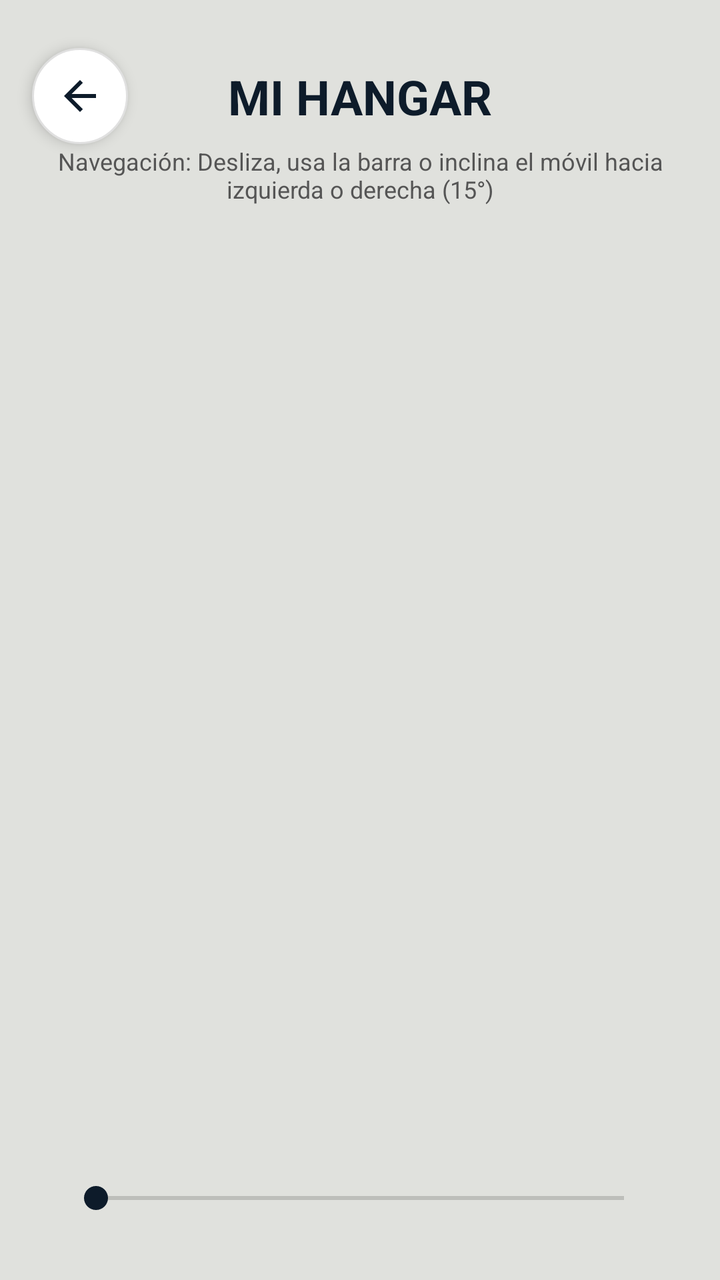
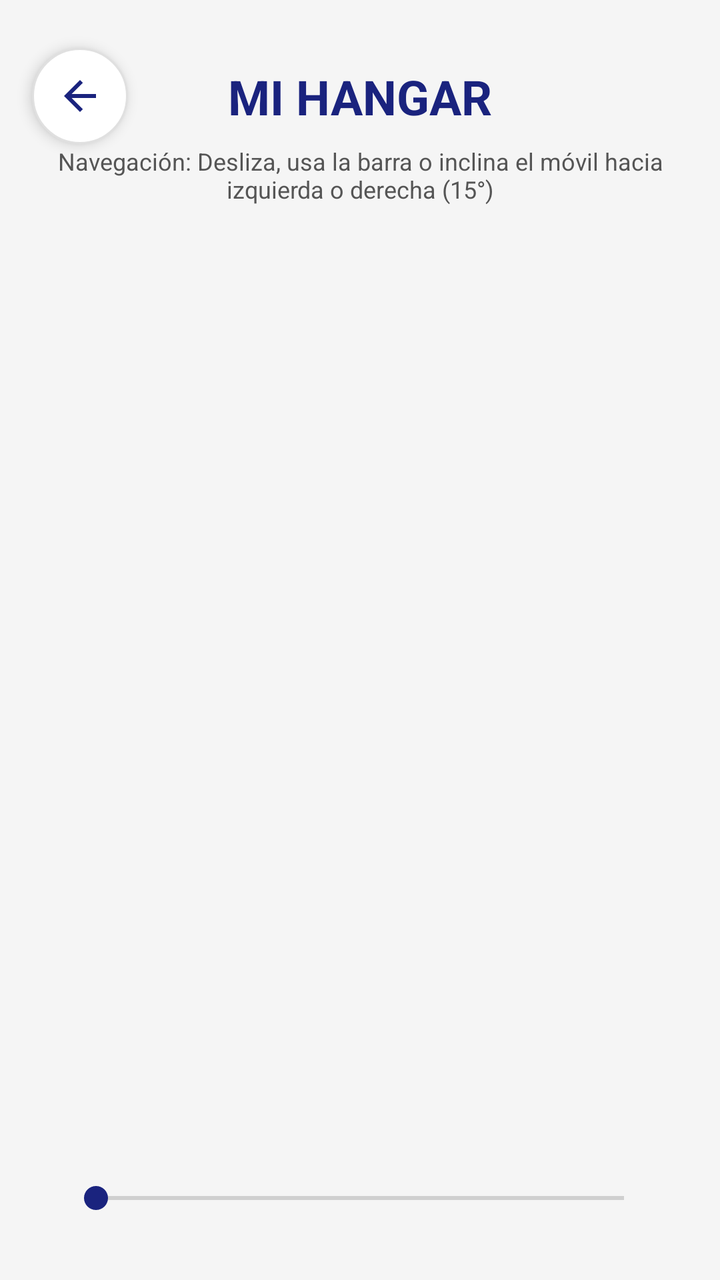

Before-and-after screenshots of an Android layout around one commit, followed by the original layout XML and the change that was made.
<!-- AndroidManifest.xml: application theme Theme.MuseoMovil -->
<!-- res/layout/activity_catalogo.xml -->
<?xml version="1.0" encoding="utf-8"?>
<androidx.constraintlayout.widget.ConstraintLayout
    xmlns:android="http://schemas.android.com/apk/res/android"
    xmlns:app="http://schemas.android.com/apk/res-auto"
    android:layout_width="match_parent"
    android:layout_height="match_parent"
    android:background="@color/aviation_silver">

    <ImageButton
        android:id="@+id/btnVolver"
        android:layout_width="48dp"
        android:layout_height="48dp"
        android:layout_marginTop="24dp"
        android:layout_marginStart="16dp"
        android:background="@drawable/white_circle_bg"
        android:src="@drawable/ic_arrow_back"
        app:tint="@color/aviation_navy"
        android:elevation="4dp"
        app:layout_constraintStart_toStartOf="parent"
        app:layout_constraintTop_toTopOf="parent" />

    <TextView
        android:id="@+id/tituloCatalogo"
        android:layout_width="wrap_content"
        android:layout_height="wrap_content"
        android:text="MI HANGAR"
        android:textSize="24sp"
        android:textStyle="bold"
        android:textColor="@color/aviation_navy"
        app:layout_constraintTop_toTopOf="@+id/btnVolver"
        app:layout_constraintBottom_toBottomOf="@+id/btnVolver"
        app:layout_constraintStart_toStartOf="parent"
        app:layout_constraintEnd_toEndOf="parent" />

    <TextView
        android:id="@+id/txtInstrucciones"
        android:layout_width="0dp"
        android:layout_height="wrap_content"
        android:text="Navegación: Desliza, usa la barra o inclina el móvil hacia izquierda o derecha (15°)"
        android:textColor="#555555"
        android:textSize="12sp"
        android:gravity="center"
        android:layout_marginHorizontal="20dp"
        android:layout_marginTop="8dp"
        app:layout_constraintTop_toBottomOf="@+id/tituloCatalogo"
        app:layout_constraintStart_toStartOf="parent"
        app:layout_constraintEnd_toEndOf="parent" />

    <androidx.viewpager2.widget.ViewPager2
        android:id="@+id/viewPagerCatalogo"
        android:layout_width="match_parent"
        android:layout_height="0dp"
        android:layout_marginVertical="16dp"
        app:layout_constraintTop_toBottomOf="@+id/txtInstrucciones"
        app:layout_constraintBottom_toTopOf="@+id/seekBarCatalogo"
        app:layout_constraintStart_toStartOf="parent"
        app:layout_constraintEnd_toEndOf="parent" />

    <SeekBar
        android:id="@+id/seekBarCatalogo"
        android:layout_width="0dp"
        android:layout_height="wrap_content"
        android:layout_marginHorizontal="32dp"
        android:layout_marginBottom="32dp"
        android:progressTint="@color/aviation_navy"
        android:thumbTint="@color/aviation_navy"
        app:layout_constraintBottom_toBottomOf="parent"
        app:layout_constraintStart_toStartOf="parent"
        app:layout_constraintEnd_toEndOf="parent" />

</androidx.constraintlayout.widget.ConstraintLayout>
<!-- resources referenced by this layout -->
<resources>
  <color name="aviation_navy">#0D1B2A</color>
  <color name="aviation_silver">#E0E1DD</color>
  <!-- drawable ic_arrow_back (drawable) -->
  <vector xmlns:android="http://schemas.android.com/apk/res/android"
      android:width="24dp"
      android:height="24dp"
      android:viewportWidth="960"
      android:viewportHeight="960">
    <path
        android:pathData="m313,520 l224,224 -57,56 -320,-320 320,-320 57,56 -224,224h487v80L313,520Z"
        android:fillColor="#e3e3e3"/>
  </vector>
  <!-- drawable white_circle_bg (drawable) -->
  <?xml version="1.0" encoding="utf-8"?>
  <shape xmlns:android="http://schemas.android.com/apk/res/android"
      android:shape="oval">
  
      <solid android:color="#FFFFFF" />
  
      <stroke
          android:width="1dp"
          android:color="#E0E0E0"/>
  
  </shape>
  <style name="Theme.MuseoMovil" parent="Theme.MaterialComponents.DayNight.NoActionBar">
          <item name="colorPrimary">@color/purple_500</item>
          <item name="colorPrimaryVariant">@color/purple_700</item>
          <item name="colorOnPrimary">@color/white</item>
          <item name="colorSecondary">@color/teal_200</item>
          <item name="colorSecondaryVariant">@color/teal_700</item>
          <item name="colorOnSecondary">@color/black</item>
          <item name="android:statusBarColor">?attr/colorPrimaryVariant</item>
      </style>
  <color name="purple_500">#FF6200EE</color>
  <color name="purple_700">#FF3700B3</color>
  <color name="white">#FFFFFFFF</color>
  <color name="teal_200">#FF03DAC5</color>
  <color name="teal_700">#FF018786</color>
  <color name="black">#FF000000</color>
</resources>

<!-- the commit's change to res/layout/activity_catalogo.xml (unified diff, before → after) -->
@@ -4,7 +4,7 @@
     xmlns:app="http://schemas.android.com/apk/res-auto"
     android:layout_width="match_parent"
     android:layout_height="match_parent"
-    android:background="@color/aviation_silver">
+    android:background="@color/background_gray">
 
     <ImageButton
         android:id="@+id/btnVolver"
<!-- resource entries referenced after the edit -->
@@ -1,7 +1,7 @@
 <!-- resources referenced by this layout -->
 <resources>
-  <color name="aviation_navy">#0D1B2A</color>
-  <color name="aviation_silver">#E0E1DD</color>
+  <color name="aviation_navy">#1A237E</color>
+  <color name="background_gray">#F5F5F5</color>
   <!-- drawable ic_arrow_back (drawable) -->
   <vector xmlns:android="http://schemas.android.com/apk/res/android"
       android:width="24dp"
@@ -33,11 +33,13 @@
           <item name="colorOnSecondary">@color/black</item>
           <item name="android:statusBarColor">?attr/colorPrimaryVariant</item>
       </style>
-  <color name="purple_500">#FF6200EE</color>
-  <color name="purple_700">#FF3700B3</color>
-  <color name="white">#FFFFFFFF</color>
-  <color name="teal_200">#FF03DAC5</color>
-  <color name="teal_700">#FF018786</color>
-  <color name="black">#FF000000</color>
+  <color name="purple_500">@color/aviation_navy</color>
+  <color name="purple_700">@color/aviation_navy_dark</color>
+  <color name="white">#FFFFFF</color>
+  <color name="teal_200">@color/accent_gold</color>
+  <color name="teal_700">@color/accent_gold</color>
+  <color name="black">#000000</color>
+  <color name="aviation_navy_dark">#000051</color>
+  <color name="accent_gold">#FFC107</color>
 </resources>
 
